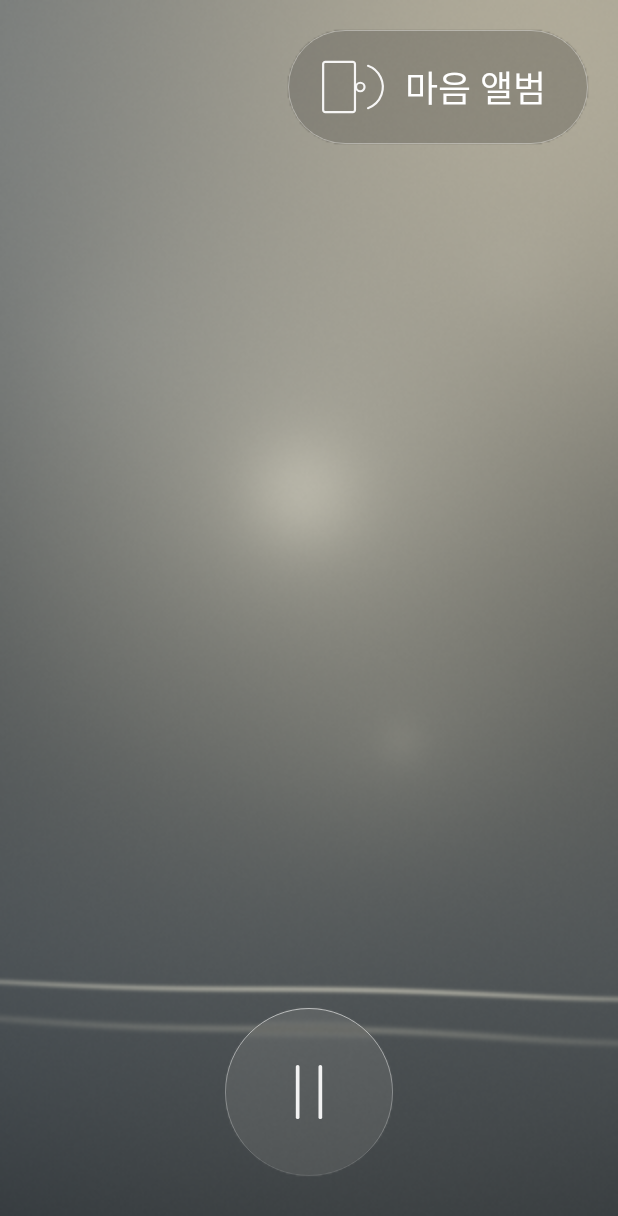
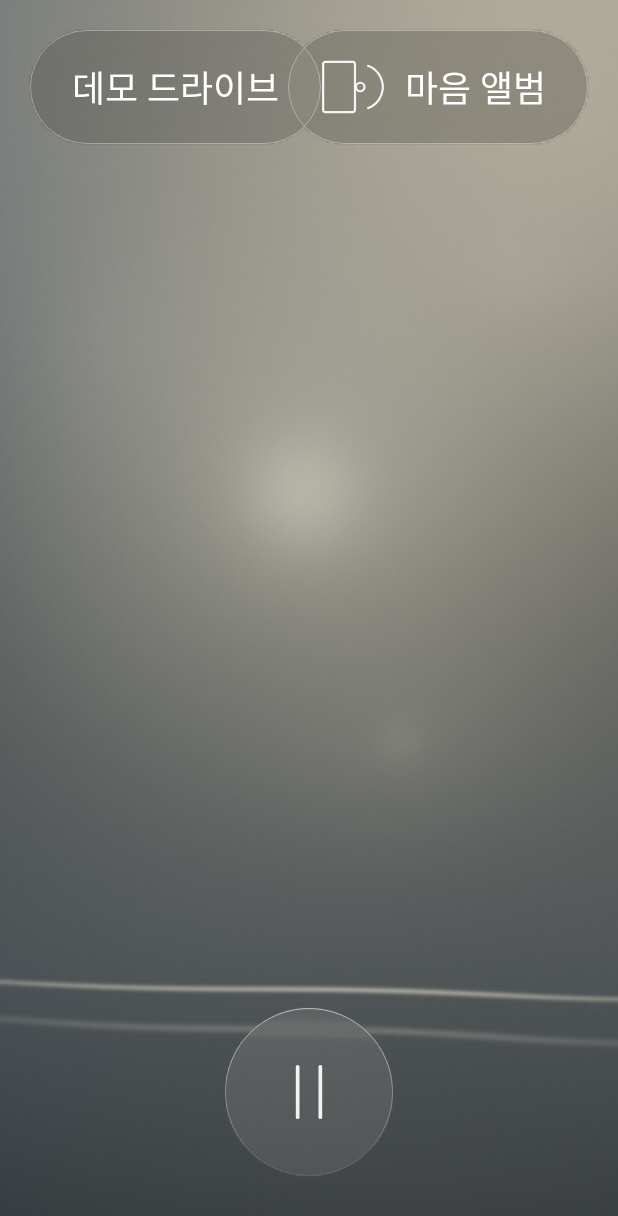
Before and after one commit to playdrive-dev/PlayDrive, an Android app built with Jetpack Compose: the screen it shows after launch (MainActivity), on a phone screen of 412 x 824 dp. Shown: the top 1216 px of the screen. Run offline under Robolectric (Android 15) with nearby library versions, the phone set to English and light mode, and no system bars; 8 statements that could not run were skipped.

Commit message:
Submission prep: app icon, signed release APK, judge-facing README, demo recording script
- Adaptive icon (night navy gradient + teal main light + two light bands), SVG source in docs/icon
- Release signing from ~/.playdrive (outside the repo); apk/PlayDrive_v1.0_release.apk (23.9MB, minify off)
- Release keeps a "데모 드라이브" button (parked only) and the demo/seed:albums intents
- README rewritten for judges; v1–v3 screen history moved to docs/dev-notes.md
- tools/record_demo.sh: emulator screen recording cropped to the app window + app audio
  captured as WAV in debug builds (AAOS car audio isn't captured by screenrecord/scrcpy)

Co-Authored-By: Claude Opus 5.5 <noreply@anthropic.com>
Claude-Session: https://claude.ai/code/session_016XYWc51uxjmLfkm72Jwkbu

```diff
--- a/app/src/main/AndroidManifest.xml
+++ b/app/src/main/AndroidManifest.xml
@@ -17,6 +17,8 @@
 
     <application
         android:allowBackup="false"
+        android:icon="@mipmap/ic_launcher"
+        android:roundIcon="@mipmap/ic_launcher_round"
         android:label="@string/app_name"
         android:theme="@style/Theme.PlayDrive">
 
--- a/app/src/main/java/app/playdrive/MainActivity.kt
+++ b/app/src/main/java/app/playdrive/MainActivity.kt
@@ -59,6 +59,7 @@ class MainActivity : ComponentActivity(), DriveController.Listener {
     private lateinit var mood: MoodView
     private lateinit var play: PlayPauseButton
     private lateinit var albumBtn: View
+    private lateinit var demoBtn: View
     private lateinit var debugBtn: GlyphButton
     private var ux: UxRestrictionsWatcher? = null
     private val throttle = MoodThrottle()
@@ -78,6 +79,7 @@ class MainActivity : ComponentActivity(), DriveController.Listener {
     private var prepared = false
     private var pendingIntent: Intent? = null
     private var debugIcon = true
+    private var demoIcon = true
     private var welcomeEndsAt = 0L
     private var dayOverride: AlbumNaming.PartOfDay? = null
 
@@ -92,22 +94,14 @@ class MainActivity : ComponentActivity(), DriveController.Listener {
         play = PlayPauseButton(this).apply { setOnClickListener { controller.togglePlay() }; isEnabled = false; alpha = 0.4f; glassBehind = mood.usesShader }
         root.addView(play, FrameLayout.LayoutParams(dp(112), dp(112), Gravity.BOTTOM or Gravity.CENTER_HORIZONTAL).apply { bottomMargin = dp(40) })
         // 마음 앨범 버튼: 음반 아이콘 + 글자(무슨 버튼인지 바로 보이게), 높이 76dp
-        albumBtn = LinearLayout(this).apply {
-            gravity = Gravity.CENTER_VERTICAL; setPadding(dp(16), 0, dp(28), 0)
-            // 유리: 흐림은 뒤의 셰이더가, 1px 하이라이트 테두리는 여기서
-            background = GradientDrawable().apply {
-                cornerRadius = dp(38).toFloat(); setColor(if (mood.usesShader) 0x0AFFFFFF else 0x22FFFFFF)
-                setStroke(1, 0x55FFFFFF)
-            }
-            isClickable = true; isFocusable = true; contentDescription = getString(R.string.album_title)
-            addView(GlyphButton(this@MainActivity, 'A', getString(R.string.album_title), bare = true), LinearLayout.LayoutParams(dp(52), dp(52)))
-            addView(text(getString(R.string.album_title), BODY_SP).apply { setPadding(dp(10), 0, 0, 0) })
-            setOnClickListener { showAlbum(null) }
-        }
+        albumBtn = glassPill(getString(R.string.album_title), 'A') { showAlbum(null) }
         root.addView(albumBtn, FrameLayout.LayoutParams(ViewGroup.LayoutParams.WRAP_CONTENT, dp(TOUCH_DP), Gravity.TOP or Gravity.END).apply { setMargins(0, dp(20), dp(20), 0) })
+        // 데모 드라이브(릴리스에도 있음 — 실제 차량 신호 없이 심사·시연용으로 74초 주행을 재생). 정차 중에만 보인다.
+        demoBtn = glassPill(getString(R.string.demo_drive), null) { if (prepared && !driving) { dismissOverlay(); showMood(); startDemo() } }.apply { isEnabled = false; alpha = 0.4f }
+        root.addView(demoBtn, FrameLayout.LayoutParams(ViewGroup.LayoutParams.WRAP_CONTENT, dp(TOUCH_DP), Gravity.TOP or Gravity.START).apply { setMargins(dp(20), dp(20), 0, 0) })
         // 개발용(디버그 빌드에서만 보임, 릴리스 빌드엔 없음)
         debugBtn = GlyphButton(this, 'D', "debug").apply { setOnClickListener { showDebug() }; visibility = if (BuildConfig.DEBUG) View.VISIBLE else View.GONE }
-        root.addView(debugBtn, FrameLayout.LayoutParams(dp(TOUCH_DP), dp(TOUCH_DP), Gravity.TOP or Gravity.START).apply { setMargins(dp(20), dp(20), 0, 0) })
+        root.addView(debugBtn, FrameLayout.LayoutParams(dp(TOUCH_DP), dp(TOUCH_DP), Gravity.BOTTOM or Gravity.START).apply { setMargins(dp(20), 0, 0, dp(20)) })
         setContentView(root)
 
         controller = DriveController(this, this)
@@ -118,7 +112,7 @@ class MainActivity : ComponentActivity(), DriveController.Listener {
         root.postDelayed(object : Runnable { override fun run() { if (dayOverride == null) mood.setDayPart(currentDayPart()); root.postDelayed(this, 60_000) } }, 60_000)
         // 유리 패널 위치(버튼이 움직이거나 보이고 숨을 때마다)
         val relayout = View.OnLayoutChangeListener { _, _, _, _, _, _, _, _, _ -> updateGlass() }
-        play.addOnLayoutChangeListener(relayout); albumBtn.addOnLayoutChangeListener(relayout)
+        play.addOnLayoutChangeListener(relayout); albumBtn.addOnLayoutChangeListener(relayout); demoBtn.addOnLayoutChangeListener(relayout)
         // 웰컴: 검은 화면 → 3초 동안 빛이 피어남 → (음악 준비가 끝났으면) 첫 다운비트에 차임 + 음악 시작
         mood.welcome()
         welcomeEndsAt = SystemClock.uptimeMillis() + app.playdrive.ui.MoodScene.WELCOME_MS
@@ -140,6 +134,8 @@ class MainActivity : ComponentActivity(), DriveController.Listener {
         controller.albums.all().firstOrNull()?.let { mood.setCover(AlbumNaming.cover(it), immediate = true) }
         ux = UxRestrictionsWatcher(this) { r -> runOnUiThread { uxRestricted = r; applyDrivingPolicy() } }
         pendingIntent = intent
+        // 아이콘 숨김은 웰컴 첫 프레임부터(나머지 명령은 음악 준비가 끝난 뒤 onPrepared에서)
+        debugCommands(intent).filter { it.startsWith("icon:") }.forEach { runDebugCommand(it) }
     }
 
     // ------------------------------------------------------------------ 주행 정책
@@ -153,6 +149,7 @@ class MainActivity : ComponentActivity(), DriveController.Listener {
     private fun updateMoodIcons() {
         val show = !driving && overlay == null
         albumBtn.visibility = if (show) View.VISIBLE else View.GONE
+        demoBtn.visibility = if (show && demoIcon) View.VISIBLE else View.GONE
         debugBtn.visibility = if (BuildConfig.DEBUG && show && debugIcon) View.VISIBLE else View.GONE
         updateGlass()
     }
@@ -166,6 +163,7 @@ class MainActivity : ComponentActivity(), DriveController.Listener {
         }
         add(play, play.width / 2f)
         add(albumBtn, albumBtn.height / 2f)
+        add(demoBtn, demoBtn.height / 2f)
         overlay?.let { add(it, dp(28).toFloat()) }
         mood.glass = list
     }
@@ -176,9 +174,10 @@ class MainActivity : ComponentActivity(), DriveController.Listener {
     override fun onPrepared(elapsedMs: Long) {
         prepared = true
         play.isEnabled = true; play.alpha = 1f
+        demoBtn.isEnabled = true; demoBtn.alpha = 1f
         debugStatus?.text = "준비 완료 (음원 로드 ${elapsedMs}ms)"
         val pi = pendingIntent; pendingIntent = null
-        if (pi?.getStringExtra("debug") != null) handleDebugIntent(pi) else requestSpeedThenStart()
+        if (pi != null && debugCommands(pi).isNotEmpty()) handleDebugIntent(pi) else requestSpeedThenStart()
         // 웰컴이 끝나는 순간(이미 끝났으면 지금) 차임과 함께 음악 시작
         root.postDelayed({ if (SystemClock.uptimeMillis() >= welcomeEndsAt - 50) controller.playWithChime() }, (welcomeEndsAt - SystemClock.uptimeMillis()).coerceAtLeast(0))
     }
@@ -435,17 +434,22 @@ class MainActivity : ComponentActivity(), DriveController.Listener {
     }
 
     /**
-     * 디버그 빌드 전용(테스트·스크린샷·영상):
+     * 디버그 빌드 전용(테스트·스크린샷·영상). 여러 명령은 ';'로 이어서. 릴리스 빌드는 [RELEASE_CMDS](데모 드라이브·예시 앨범·아이콘 숨김)만 받는다:
      *  --es debug demo | real | stop
      *  --es debug screen:mood | screen:drive | screen:park | screen:breath | screen:album | screen:detail[:n] | screen:debug
      *  --es debug seed:albums   (기존 앨범을 모두 지우고 예시 앨범 6장 생성, 기기 안에만)
-     *  --es debug icon:debug:off|on   (무드 화면의 디버그 아이콘 숨김 — 스크린샷용)
+     *  --es debug icon:debug:off|on, icon:demo:off|on   (무드 화면의 디버그·데모 버튼 숨김 — 스크린샷·영상용)
      *  --es debug welcome | goodbye | wake | daypart:MORNING|DAY|EVENING|NIGHT|DAWN|auto | rain:on|off | render:1.0|0.5|canvas
+     *  --es debug rec:audio:on|off   (앱 소리를 files/demo_audio.wav로 — 시연 영상용)
      *  --es debug layers:PAD,BASS,...  /  cue:TAPE_STOP|SCRATCH  /  fx:TapeStop|LowpassDip|PitchWobble
      */
-    private fun handleDebugIntent(intent: Intent) {
-        if (!BuildConfig.DEBUG) return
-        val cmd = intent.getStringExtra("debug") ?: return
+    private fun handleDebugIntent(intent: Intent) = debugCommands(intent).forEach { runDebugCommand(it) }
+
+    /** "a;b;c" 처럼 여러 명령을 한 번에(릴리스 빌드는 [RELEASE_CMDS]만). */
+    private fun debugCommands(intent: Intent): List<String> =
+        intent.getStringExtra("debug")?.split(';')?.map { it.trim() }?.filter { it.isNotEmpty() && (BuildConfig.DEBUG || it in RELEASE_CMDS) }.orEmpty()
+
+    private fun runDebugCommand(cmd: String) {
         Log.i(TAG, "debug intent: $cmd")
         when {
             cmd == "demo" -> { showMood(); startDemo() }
@@ -484,7 +488,19 @@ class MainActivity : ComponentActivity(), DriveController.Listener {
             }
             cmd == "icon:debug:off" -> { debugIcon = false; updateMoodIcons() }   // 스크린샷용
             cmd == "icon:debug:on" -> { debugIcon = true; updateMoodIcons() }
+            cmd == "icon:demo:off" -> { demoIcon = false; updateMoodIcons() }     // 스크린샷용
+            cmd == "icon:demo:on" -> { demoIcon = true; updateMoodIcons() }
             cmd == "seed:albums" -> seedAlbums()
+            cmd == "rec:audio:on" -> { // 시연 영상용: 앱 소리를 WAV로(에뮬레이터 화면 녹화엔 앱 소리가 안 담김) — tools/record_demo.sh
+                val dir = filesDir  // 꺼낼 때: adb exec-out run-as app.playdrive --user <사용자> cat files/demo_audio.wav
+                controller.startAudioTap(java.io.File(dir, "demo_audio.wav"))?.let { Log.i(TAG, "audio tap: $it") }
+            }
+            cmd == "rec:audio:off" -> {
+                val start = controller.stopAudioTap()
+                val dir = filesDir  // 꺼낼 때: adb exec-out run-as app.playdrive --user <사용자> cat files/demo_audio.wav
+                java.io.File(dir, "demo_audio.txt").writeText("startEpochMs=$start\n")
+                Log.i(TAG, "audio tap done: startEpochMs=$start")
+            }
             cmd.startsWith("layers:") -> {
                 val want = cmd.removePrefix("layers:").split(",").mapNotNull { n -> Layer.entries.find { it.name == n.trim() } }.toSet()
                 Layer.entries.forEach { controller.debugCommand(MusicCommand.SetLayer(it, it in want)) }
@@ -543,6 +559,19 @@ class MainActivity : ComponentActivity(), DriveController.Listener {
         if (bold) letterSpacing = 0.04f
     }
 
+    /** 무드 화면 위 유리 버튼(높이 76dp): 아이콘(선택) + 글자. 흐림은 뒤의 셰이더가, 1px 하이라이트 테두리는 여기서. */
+    private fun glassPill(label: String, glyph: Char?, onClick: () -> Unit) = LinearLayout(this).apply {
+        gravity = Gravity.CENTER_VERTICAL; setPadding(dp(if (glyph != null) 16 else 28), 0, dp(28), 0)
+        background = GradientDrawable().apply {
+            cornerRadius = dp(38).toFloat(); setColor(if (mood.usesShader) 0x0AFFFFFF else 0x22FFFFFF)
+            setStroke(1, 0x55FFFFFF)
+        }
+        isClickable = true; isFocusable = true; contentDescription = label
+        if (glyph != null) addView(GlyphButton(this@MainActivity, glyph, label, bare = true), LinearLayout.LayoutParams(dp(52), dp(52)))
+        addView(text(label, BODY_SP).apply { if (glyph != null) setPadding(dp(10), 0, 0, 0) })
+        setOnClickListener { onClick() }
+    }
+
     private fun button(label: String, primary: Boolean, size: Float = BODY_SP, onClick: () -> Unit) = Button(this).apply {
         text = label; textSize = size; isAllCaps = false; typeface = FONT_TITLE; letterSpacing = 0.02f; minHeight = dp(TOUCH_DP); minimumHeight = dp(TOUCH_DP); minWidth = dp(120)
         setTextColor(if (primary) 0xFF0F151D.toInt() else Color.WHITE)
@@ -554,6 +583,8 @@ class MainActivity : ComponentActivity(), DriveController.Listener {
 
     companion object {
         private const val TAG = "PlayDrive.UI"
+        /** 릴리스 빌드에서도 받는 인텐트 명령(심사·시연용). */
+        private val RELEASE_CMDS = setOf("demo", "seed:albums", "icon:demo:off", "icon:demo:on")
         private const val PERM_SPEED = "android.car.permission.CAR_SPEED"
         private const val MATCH = ViewGroup.LayoutParams.MATCH_PARENT
         /** 무드 셰이더 해상도 배율(1 = 원래, 0.5 = 절반으로 그린 뒤 확대). 측정 결과로 정함(docs/dev-notes.md). */
--- a/app/src/main/java/app/playdrive/audio/AudioOutput.kt
+++ b/app/src/main/java/app/playdrive/audio/AudioOutput.kt
@@ -19,6 +19,9 @@ class AudioOutput(private val mixer: LoopMixer, private val sampleRate: Int) {
     /** 디버그 표시용: 오디오 스레드 렌더링 시간 비율(%) — 실시간 대비 CPU 사용량 가늠. */
     @Volatile var renderLoadPercent = 0f
         private set
+
+    /** 시연 영상용 WAV 저장(디버그 빌드에서만 붙인다). */
+    @Volatile var tap: WavTap? = null
 
     val underruns: Int get() = track?.underrunCount ?: 0
 
@@ -63,12 +66,13 @@ class AudioOutput(private val mixer: LoopMixer, private val sampleRate: Int) {
         val blockNs = 1_000_000_000L * blockFrames / sampleRate
         var avg = 0f
         while (running) {
-            if (paused) { Thread.sleep(20); continue }
+            if (paused) { Thread.sleep(20); tap?.silence(blockFrames); continue }
             val t0 = System.nanoTime()
             mixer.render(buf, blockFrames)
             avg = avg * 0.95f + 0.05f * (System.nanoTime() - t0) * 100f / blockNs
             renderLoadPercent = avg
             t.write(buf, 0, buf.size, AudioTrack.WRITE_BLOCKING)
+            tap?.write(buf, buf.size)
         }
     }
 
--- /dev/null
+++ b/app/src/main/res/mipmap-anydpi-v26/ic_launcher.xml
@@ -0,0 +1,6 @@
+<?xml version="1.0" encoding="utf-8"?>
+<adaptive-icon xmlns:android="http://schemas.android.com/apk/res/android">
+    <background android:drawable="@drawable/ic_launcher_background" />
+    <foreground android:drawable="@drawable/ic_launcher_foreground" />
+    <monochrome android:drawable="@drawable/ic_launcher_monochrome" />
+</adaptive-icon>
--- /dev/null
+++ b/app/src/main/res/mipmap-anydpi-v26/ic_launcher_round.xml
@@ -0,0 +1,6 @@
+<?xml version="1.0" encoding="utf-8"?>
+<adaptive-icon xmlns:android="http://schemas.android.com/apk/res/android">
+    <background android:drawable="@drawable/ic_launcher_background" />
+    <foreground android:drawable="@drawable/ic_launcher_foreground" />
+    <monochrome android:drawable="@drawable/ic_launcher_monochrome" />
+</adaptive-icon>
--- a/app/src/main/res/values/strings.xml
+++ b/app/src/main/res/values/strings.xml
@@ -1,5 +1,6 @@
 <resources>
     <string name="app_name">PlayDrive</string>
+    <string name="demo_drive">데모 드라이브</string>
     <!-- 주차 후 1분 (정차 중에만 표시) -->
     <string name="breath_offer_title">도착했어요. 1분만 숨 고르고 갈까요?</string>
     <string name="breath_offer_body">오늘 드라이브의 곡을 작게 틀어 두고, 원에 맞춰 천천히 들이쉬고 내쉬어요.</string>
```
Also changed, not shown: app/build.gradle.kts (+21 -2 lines), app/src/main/java/app/playdrive/DriveController.kt (+18 -0 lines), app/src/main/java/app/playdrive/audio/WavTap.kt (added, +51 -0 lines), app/src/main/res/drawable/ic_launcher_background.xml (added, +16 -0 lines), app/src/main/res/drawable/ic_launcher_foreground.xml (added, +36 -0 lines), app/src/main/res/drawable/ic_launcher_monochrome.xml (added, +9 -0 lines), 8 other files.
